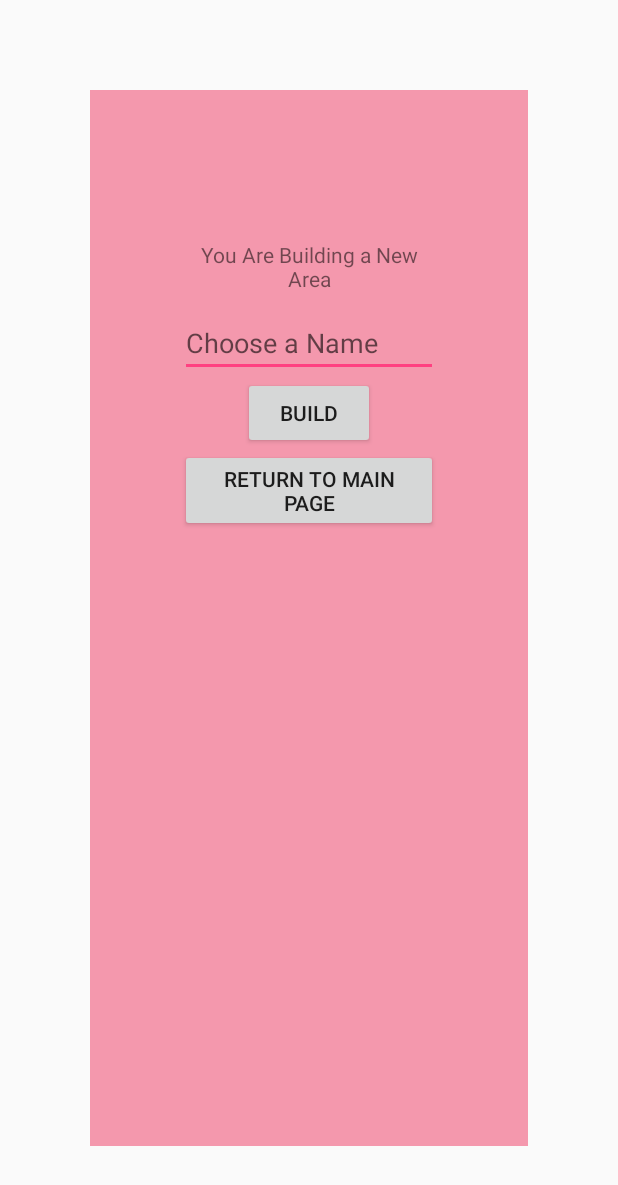
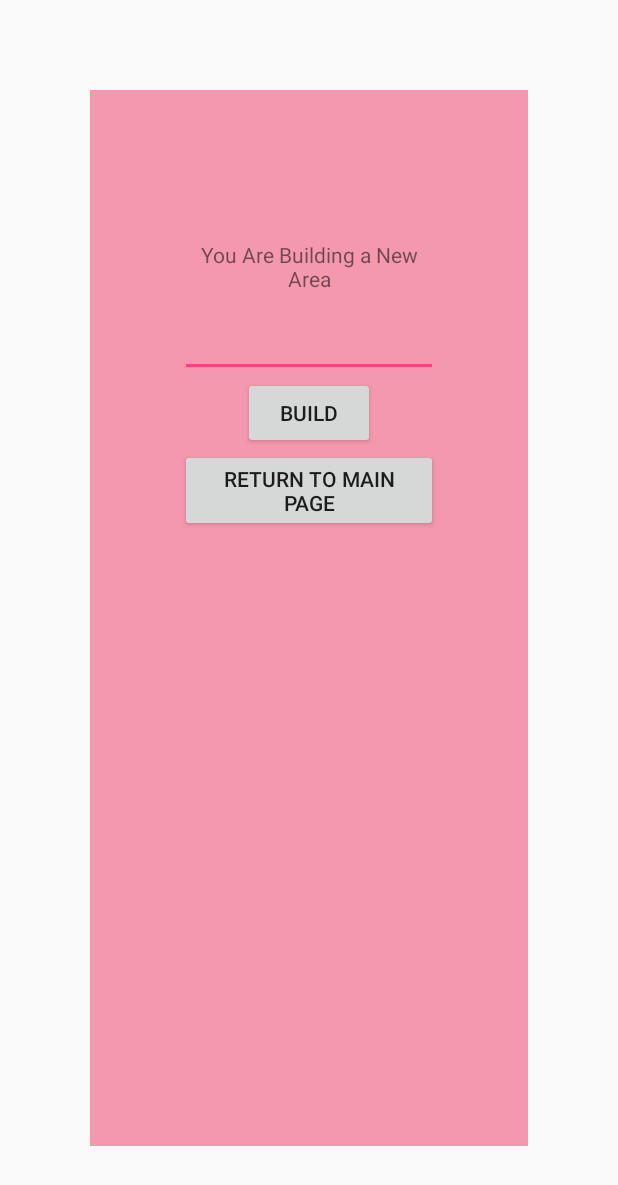
Before and after one commit to mamadalii/Location_Tracker, an Android app: the layout dialog_create_polygon.xml on its own in the app's theme, with its tools: preview values and no code run, on a phone screen of 412 x 824 dp. Shown: the top 1185 px of the screen. Run offline under Robolectric (Android 15) with nearby library versions, the phone set to English and light mode, and no system bars.

```diff
--- a/app/src/main/res/layout/dialog_create_polygon.xml
+++ b/app/src/main/res/layout/dialog_create_polygon.xml
@@ -13,6 +13,7 @@
         android:gravity="center_horizontal"
         android:layout_marginTop="40dp" />
 
+
     <EditText
         android:id="@+id/etPolygonTitle"
         android:layout_width="wrap_content"
@@ -22,8 +23,7 @@
         android:layout_marginTop="86dp"
         android:ems="10"
         android:inputType="textPersonName"
-        android:layout_below="@id/text"
-        android:hint="@string/polygon_title_et_hint"/>
+        android:layout_below="@id/text" />
 
     <Button
         android:id="@+id/btnDialogBuild"
```
Also changed, not shown: app/src/main/java/com/example/polygons/PolyActivity.java (+25 -29 lines).
